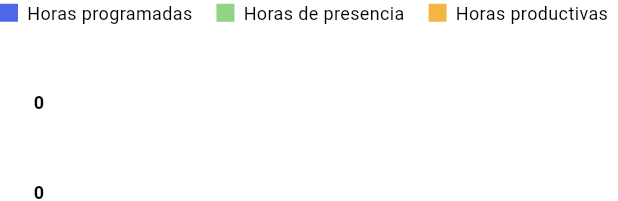
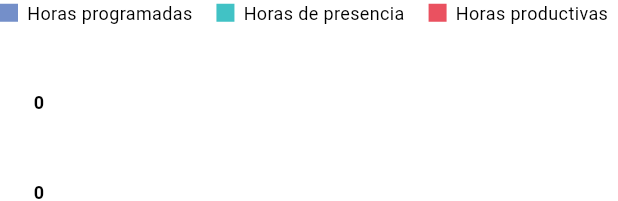
Before and after one commit to RenzoObregonw33/Repositorio-Dart, a Flutter app: the GraficoBarrasHoras widget shown alone on an empty page, opened directly with empty values, on a phone screen of 412 x 824 dp. Shown: the top 201 px of the screen. Run offline on Flutter 3.47's test engine with Material 3 defaults, Android fonts, the light colour scheme and no system bars; our stand-ins replace shared_preferences, syncfusion_flutter_charts, syncfusion_flutter_gauges; missing offline and left inert: flutter_echarts; accounts and stored records are empty.

Commit message:
Se le esta agregando Colores 2

```diff
--- a/login/lib/screens/Login_screen.dart
+++ b/login/lib/screens/Login_screen.dart
@@ -31,7 +31,7 @@ class _LoginScreemState extends State<LoginScreem> {
   @override
   Widget build(BuildContext context) {
     return Scaffold(
-      backgroundColor: const Color(0xFFFFF8EB),
+      backgroundColor: const Color(0xFFFFFFFF),
       body: Center(
         child: SingleChildScrollView(
           padding: EdgeInsets.symmetric(horizontal: 30),
--- a/login/lib/widgets/grafico_actividad_diaria.dart
+++ b/login/lib/widgets/grafico_actividad_diaria.dart
@@ -56,7 +56,7 @@ class GraficoActividadDiaria extends StatelessWidget {
                         labelAlignment: ChartDataLabelAlignment.top,
                         textStyle: TextStyle(fontWeight: FontWeight.bold),
                       ),
-                      color: Colors.blue,
+                      color: Color(0xFFFFCD1C),
                     )
                   ]
                 : <ColumnSeries<ActividadDiariaData, String>>[
@@ -69,7 +69,7 @@ class GraficoActividadDiaria extends StatelessWidget {
                         labelAlignment: ChartDataLabelAlignment.top,
                         textStyle: TextStyle(fontWeight: FontWeight.bold),
                       ),
-                      color: Colors.blue,
+                      color: Color(0xFFEA5160),
                     )
                   ],
           ),
--- a/login/lib/widgets/grafico_barras_horas.dart
+++ b/login/lib/widgets/grafico_barras_horas.dart
@@ -24,9 +24,9 @@ class GraficoBarrasHoras extends StatelessWidget {
   @override
   Widget build(BuildContext context) {
     final List<HorasData> data = [
-      HorasData('Horas programadas', programadas, const Color(0xFF4D68E6)),
-      HorasData('Horas de presencia', presencia, const Color(0xFF92D384)),
-      HorasData('Horas productivas', productivas, const Color(0xFFF3B644)),
+      HorasData('Horas programadas', programadas, Color(0xFF748FC9)),
+      HorasData('Horas de presencia', presencia, Color(0xFF41C2C5)),
+      HorasData('Horas productivas', productivas, Color(0xFFEA5160)),
     ];
 
     return Column(
--- a/login/lib/widgets/grafico_donut.dart
+++ b/login/lib/widgets/grafico_donut.dart
@@ -20,8 +20,8 @@ class GraficoDonut extends StatelessWidget {
   Widget build(BuildContext context) {
     final total = productivas + noProductivas;
     final data = [
-      DonutData('Horas productivas', productivas, Colors.indigo),
-      DonutData('Horas no productivas', noProductivas, Colors.cyan),
+      DonutData('Horas productivas', productivas, Color(0xFF748FC9)),
+      DonutData('Horas no productivas', noProductivas, Color(0xFF41C2C5)),
     ];
     return SfCircularChart(
       legend: Legend(
--- a/login/lib/widgets/grafico_eficiencia.dart
+++ b/login/lib/widgets/grafico_eficiencia.dart
@@ -21,9 +21,9 @@ class GraficoEficiencia extends StatelessWidget {
               minimum: 0,
               maximum: 100,
               ranges: <GaugeRange>[
-                GaugeRange(startValue: 0, endValue: 40, color: Colors.red),
-                GaugeRange(startValue: 40, endValue: 70, color: Colors.orange),
-                GaugeRange(startValue: 70, endValue: 100, color: Colors.green),
+                GaugeRange(startValue: 0, endValue: 40, color: Color(0xFFEA5160)),
+                GaugeRange(startValue: 40, endValue: 70, color: Color(0xFFFFCD1C)),
+                GaugeRange(startValue: 70, endValue: 100, color: Color(0xFF41C2C5)),
               ],
               pointers: <GaugePointer>[
                 NeedlePointer(value: eficiencia),
--- a/login/lib/widgets/grafico_tendencia_hora.dart
+++ b/login/lib/widgets/grafico_tendencia_hora.dart
@@ -48,7 +48,7 @@ class GraficoTendenciaHoras extends StatelessWidget {
                   labelAlignment: ChartDataLabelAlignment.top,
                   textStyle: TextStyle(fontWeight: FontWeight.bold),
                 ),
-                color: Colors.blueAccent,
+                color: Color(0xFF41C2C5),
               ),
             ],
           ),
--- a/login/lib/widgets/grafico_top_empleados.dart
+++ b/login/lib/widgets/grafico_top_empleados.dart
@@ -30,7 +30,7 @@ class GraficoTopEmpleados extends StatelessWidget {
       valoresConEstilo.add({
         'value': esTop? porcentaje : -porcentaje, // Siempre positivo
         'itemStyle': {
-          'color': esTop ? '#008fcb' : '#91cc75', // Azul o verde
+          'color': esTop ? '#748FC9' : '#41C2C5', // Azul o verde
         }
       });
     }
```
Also changed, not shown: login/lib/screens/dashboard_screen.dart (+11 -7 lines), login/lib/screens/home_screen.dart (+6 -4 lines).
